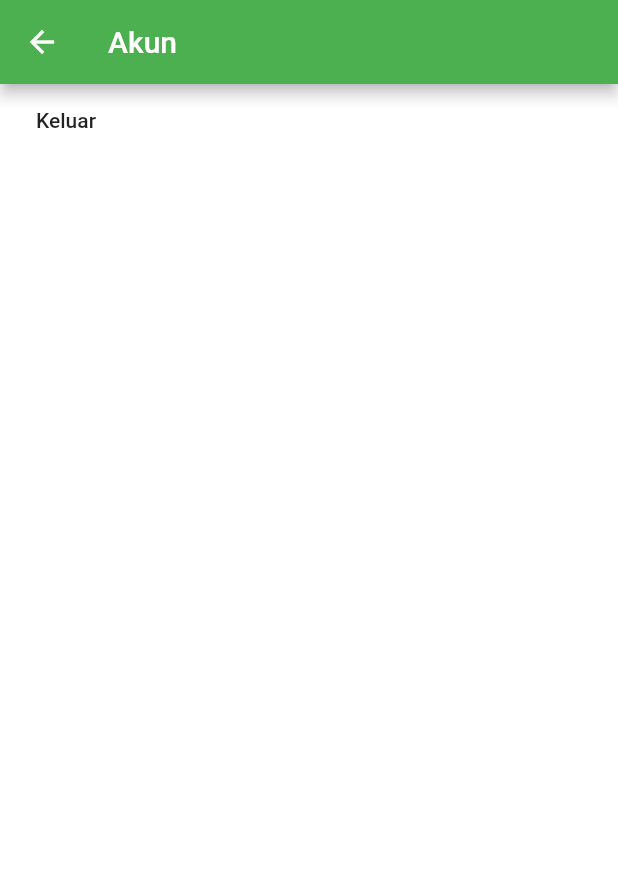
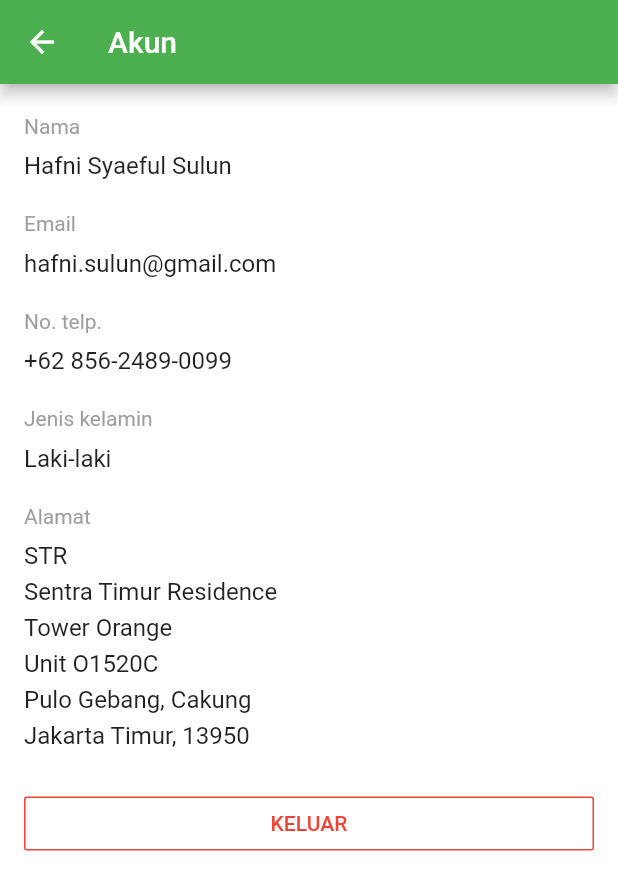
Before and after one commit to hafnisulun/apate-mobile-app, a Flutter app: the AccountScreen screen opened directly, on a phone screen of 412 x 824 dp. Shown: the top 890 px of the screen. Run offline on Flutter 3.47's test engine with Material 2 defaults, Android fonts, the phone set to English and light mode, and no system bars; our stand-ins replace bloc, dio, equatable, flutter_bloc, persistent_bottom_nav_bar, sqflite; accounts and stored records are empty.

Commit message:
Add account page content

```diff
--- a/lib/screens/account_screen.dart
+++ b/lib/screens/account_screen.dart
@@ -9,16 +9,99 @@ class AccountScreen extends StatelessWidget {
         title: Text("Akun"),
         automaticallyImplyLeading: true,
       ),
-      body: FlatButton(
+      body: Padding(
+        padding: const EdgeInsets.only(
+          left: 16.0,
+          right: 16.0,
+        ),
+        child: SingleChildScrollView(
+          child: Column(
+            crossAxisAlignment: CrossAxisAlignment.start,
+            children: [
+              Item(
+                field: "Nama",
+                value: "Hafni Syaeful Sulun",
+              ),
+              Item(
+                field: "Email",
+                value: "hafni.sulun@gmail.com",
+              ),
+              Item(
+                field: "No. telp.",
+                value: "+62 856-2489-0099",
+              ),
+              Item(
+                field: "Jenis kelamin",
+                value: "Laki-laki",
+              ),
+              Item(
+                field: "Alamat",
+                value:
+                    "STR\nSentra Timur Residence\nTower Orange\nUnit O1520C\nPulo Gebang, Cakung\nJakarta Timur, 13950",
+              ),
+              Container(
+                width: double.infinity,
+                padding: const EdgeInsets.only(top: 24.0),
+                child: OutlineButton(
                   onPressed: () {
-            Navigator.of(context, rootNavigator: true).pushAndRemoveUntil(
+                    Navigator.of(context, rootNavigator: true)
+                        .pushAndRemoveUntil(
                       MaterialPageRoute(
                         builder: (BuildContext context) => LoginScreen(),
                       ),
                       (_) => false,
                     );
                   },
-          child: Text("Keluar")),
+                  child: Text("KELUAR"),
+                  borderSide: BorderSide(color: Colors.red),
+                  highlightedBorderColor: Colors.red,
+                  textColor: Colors.red,
+                ),
+              ),
+            ],
+          ),
+        ),
+      ),
     );
   }
 }
+
+class Item extends StatelessWidget {
+  final String field;
+  final String value;
+
+  Item({
+    @required this.field,
+    @required this.value,
+  });
+
+  @override
+  Widget build(BuildContext context) {
+    return Column(
+      crossAxisAlignment: CrossAxisAlignment.start,
+      children: [
+        Padding(
+          padding: const EdgeInsets.only(top: 16.0),
+          child: Text(
+            field,
+            style: TextStyle(
+              color: Colors.grey,
+              fontSize: 14.0,
+              height: 1.5,
+            ),
+          ),
+        ),
+        Padding(
+          padding: const EdgeInsets.only(top: 4.0),
+          child: Text(
+            value,
+            style: TextStyle(
+              fontSize: 16.0,
+              height: 1.5,
+            ),
+          ),
+        ),
+      ],
+    );
+  }
+}
```
Lines whose indentation alone changed are shown as unchanged.
